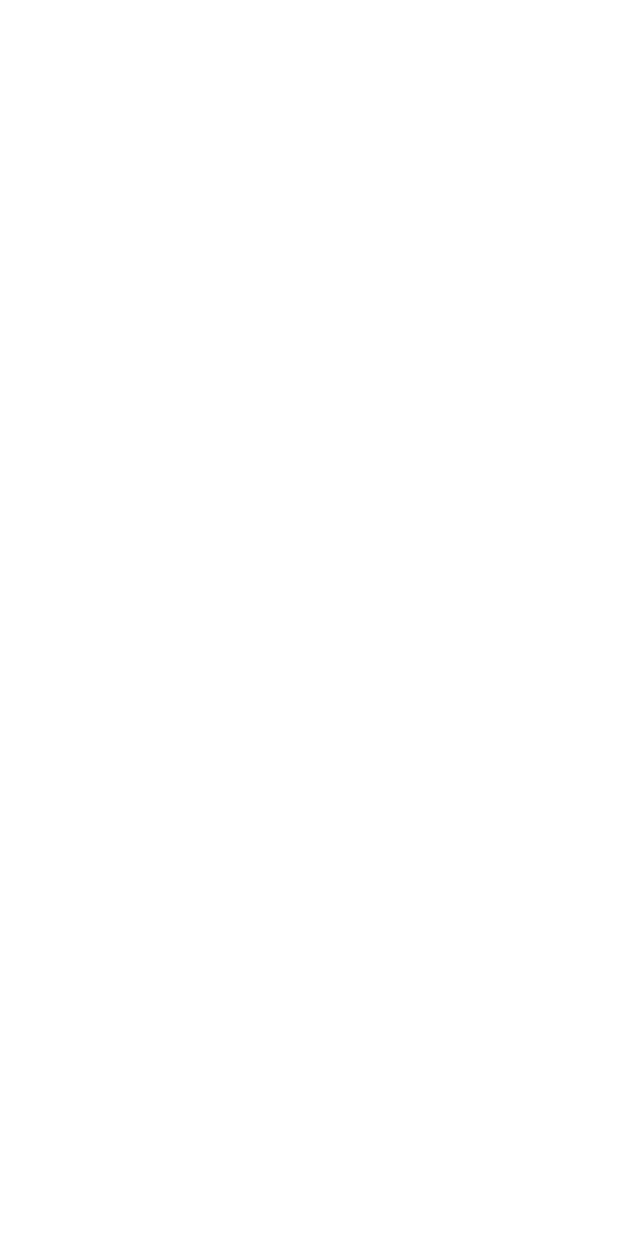
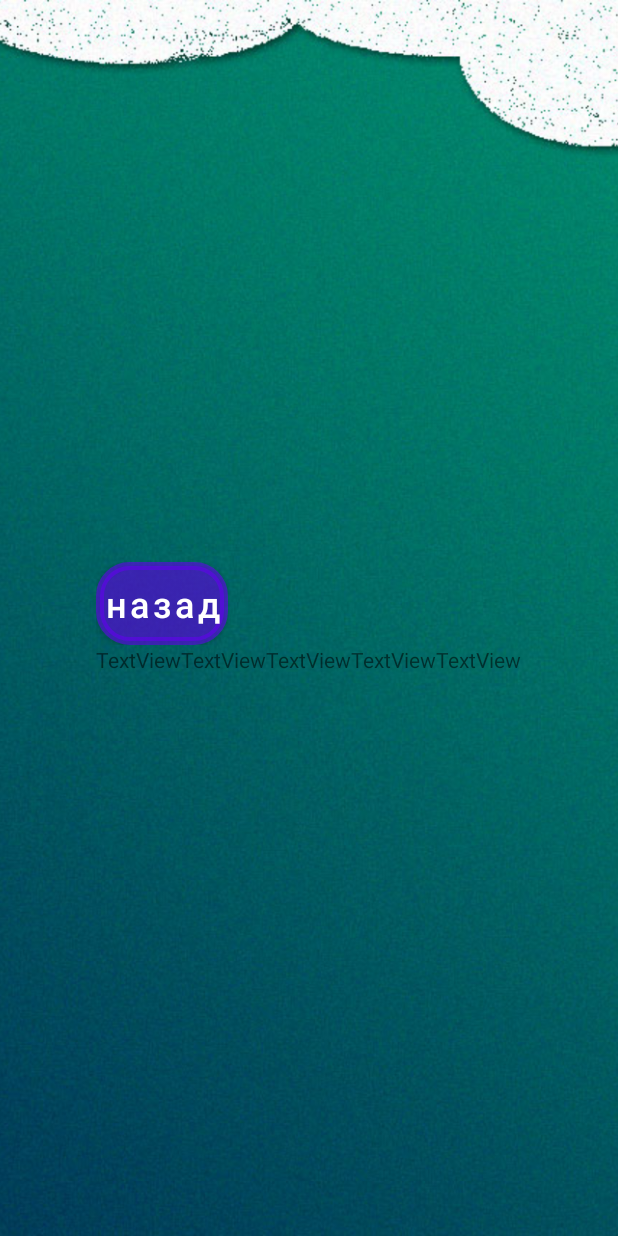
Before and after one commit to cris1972/Quiz, an Android app: the MenuActivity screen opened directly, with no data from a screen before it, on a phone screen of 412 x 824 dp. Before the commit the screen is empty. Run offline under Robolectric (Android 15) with nearby library versions, the phone set to English and light mode, and no system bars.

Commit message:
work button return in menu

```diff
--- a/app/src/main/AndroidManifest.xml
+++ b/app/src/main/AndroidManifest.xml
@@ -11,6 +11,7 @@
         android:theme="@style/Theme.Quiz">
         <activity android:name=".MenuActivity"></activity>
         <activity
+
             android:name=".MainActivity"
             android:screenOrientation="portrait">
             <intent-filter>
--- a/app/src/main/java/spase/mag/quiz/MenuActivity.java
+++ b/app/src/main/java/spase/mag/quiz/MenuActivity.java
@@ -2,7 +2,10 @@ package spase.mag.quiz;
 
 import androidx.appcompat.app.AppCompatActivity;
 
+import android.content.Intent;
 import android.os.Bundle;
+import android.view.View;
+import android.widget.Button;
 
 public class MenuActivity extends AppCompatActivity {
 
@@ -10,5 +13,14 @@ public class MenuActivity extends AppCompatActivity {
     protected void onCreate(Bundle savedInstanceState) {
         super.onCreate(savedInstanceState);
         setContentView(R.layout.activity_menu);
+        Button btnBack = findViewById(R.id.btnBack);
+        btnBack.setOnClickListener(new View.OnClickListener() {
+            @Override
+            public void onClick(View v) {
+                Intent intent = new Intent(MenuActivity.this, MainActivity.class);
+                startActivity(intent);
+
+            }
+        });
     }
 }
--- /dev/null
+++ b/app/src/main/res/drawable/button_presed_or_not_presed1.xml
@@ -0,0 +1,5 @@
+<?xml version="1.0" encoding="utf-8"?>
+<selector xmlns:android="http://schemas.android.com/apk/res/android">
+<item android:state_pressed="false" android:drawable="@color/black95"></item>
+    <item android:state_pressed="true" android:drawable="@color/white"></item>
+</selector>
--- /dev/null
+++ b/app/src/main/res/drawable/stile_button_black_95.xml
@@ -0,0 +1,5 @@
+<?xml version="1.0" encoding="utf-8"?>
+<shape xmlns:android="http://schemas.android.com/apk/res/android">
+<corners android:radius="20dp"></corners>
+    <solid android:color="@color/black95"></solid>
+</shape>
--- /dev/null
+++ b/app/src/main/res/drawable/stile_button_not_press.xml
@@ -0,0 +1,6 @@
+<?xml version="1.0" encoding="utf-8"?>
+<shape xmlns:android="http://schemas.android.com/apk/res/android">
+<corners android:radius="20dp"></corners>
+    <solid android:color="@color/black95"></solid>
+
+</shape>
--- /dev/null
+++ b/app/src/main/res/drawable/style_button_presed.xml
@@ -0,0 +1,5 @@
+<?xml version="1.0" encoding="utf-8"?>
+<shape xmlns:android="http://schemas.android.com/apk/res/android">
+<corners android:radius="20dp"></corners>
+    <solid android:color="@color/white"></solid>
+</shape>
--- a/app/src/main/res/layout/activity_menu.xml
+++ b/app/src/main/res/layout/activity_menu.xml
@@ -4,6 +4,100 @@
     xmlns:tools="http://schemas.android.com/tools"
     android:layout_width="match_parent"
     android:layout_height="match_parent"
-    tools:context=".MenuActivity">
+    android:orientation="vertical"
+    tools:context=".MenuActivity" >
 
+    <ImageView
+        android:id="@+id/imageView"
+        android:layout_width="match_parent"
+        android:layout_height="match_parent"
+        android:scaleType="centerCrop"
+        app:srcCompat="@drawable/main_bacjkgraund"
+        tools:layout_editor_absoluteX="0dp"
+        tools:layout_editor_absoluteY="-123dp" />
+
+    <LinearLayout
+        android:id="@+id/contener1"
+        android:layout_width="match_parent"
+        android:layout_height="match_parent"
+        android:gravity="center"
+        android:orientation="vertical"
+        tools:layout_editor_absoluteX="1dp"
+        tools:layout_editor_absoluteY="386dp">
+
+        <LinearLayout
+            android:id="@+id/contener2"
+            android:layout_width="wrap_content"
+            android:layout_height="wrap_content"
+            android:orientation="vertical"
+            android:padding="10dp">
+
+            <LinearLayout
+                android:id="@+id/contener3"
+                android:layout_width="match_parent"
+                android:layout_height="match_parent"
+                android:orientation="horizontal" >
+
+                <Button
+                    android:id="@+id/btnBack"
+                    style="@style/Widget.MaterialComponents.Button"
+                    android:layout_width="wrap_content"
+                    android:layout_height="wrap_content"
+                    android:background="@drawable/btn_press_or_not_press"
+                    android:padding="5dp"
+                    android:text="@string/back"
+
+                    android:textAllCaps="false"
+                    android:textSize="24dp" />
+            </LinearLayout>
+
+            <ScrollView
+                android:layout_width="match_parent"
+                android:layout_height="match_parent">
+
+
+                <LinearLayout
+                    android:layout_width="match_parent"
+                    android:layout_height="wrap_content"
+                    android:orientation="horizontal">
+
+                    <TextView
+                        android:id="@+id/textView27"
+                        android:layout_width="wrap_content"
+                        android:layout_height="wrap_content"
+                        android:layout_weight="1"
+                        android:text="TextView" />
+
+                    <TextView
+                        android:id="@+id/textView28"
+                        android:layout_width="wrap_content"
+                        android:layout_height="wrap_content"
+                        android:layout_weight="1"
+                        android:text="TextView" />
+
+                    <TextView
+                        android:id="@+id/textView29"
+                        android:layout_width="wrap_content"
+                        android:layout_height="wrap_content"
+                        android:layout_weight="1"
+                        android:text="TextView" />
+
+                    <TextView
+                        android:id="@+id/textView30"
+                        android:layout_width="wrap_content"
+                        android:layout_height="wrap_content"
+                        android:layout_weight="1"
+                        android:text="TextView" />
+
+                    <TextView
+                        android:id="@+id/textView31"
+                        android:layout_width="wrap_content"
+                        android:layout_height="wrap_content"
+                        android:layout_weight="1"
+                        android:text="TextView" />
+                </LinearLayout>
+            </ScrollView>
+
+        </LinearLayout>
+    </LinearLayout>
 </androidx.constraintlayout.widget.ConstraintLayout>
--- a/app/src/main/res/values/colors.xml
+++ b/app/src/main/res/values/colors.xml
@@ -8,6 +8,7 @@
     <color name="black">#FF000000</color>
     <color name="white">#FFFFFFFF</color>
     <color name="black95">#95000000</color>
+    <color name="black40">#40000000</color>
 
 
 </resources>
--- a/app/src/main/res/values/strings.xml
+++ b/app/src/main/res/values/strings.xml
@@ -2,4 +2,5 @@
     <string name="app_name">Quiz</string>
 
     <string name="start">start</string>
+    <string name="back">назад</string>
 </resources>
```
Also changed, not shown: app/src/main/res/layout/activity_main.xml (+20 -28 lines), app/src/main/java/spase/mag/quiz/MainActivity.java (line endings or trailing spaces).
